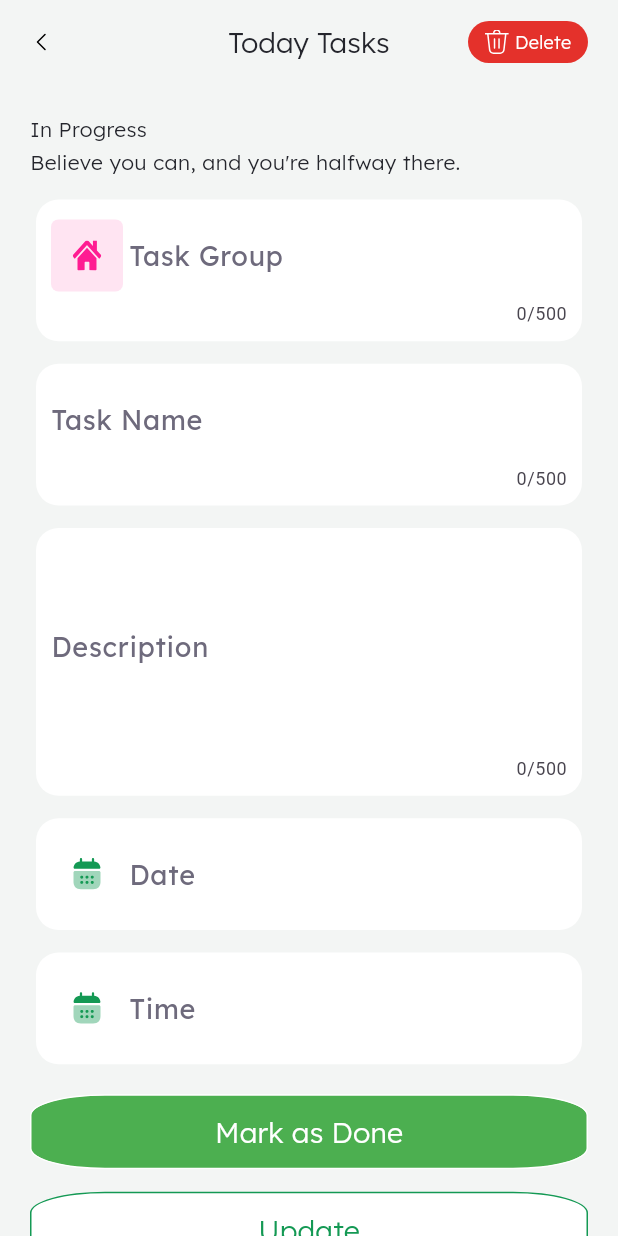
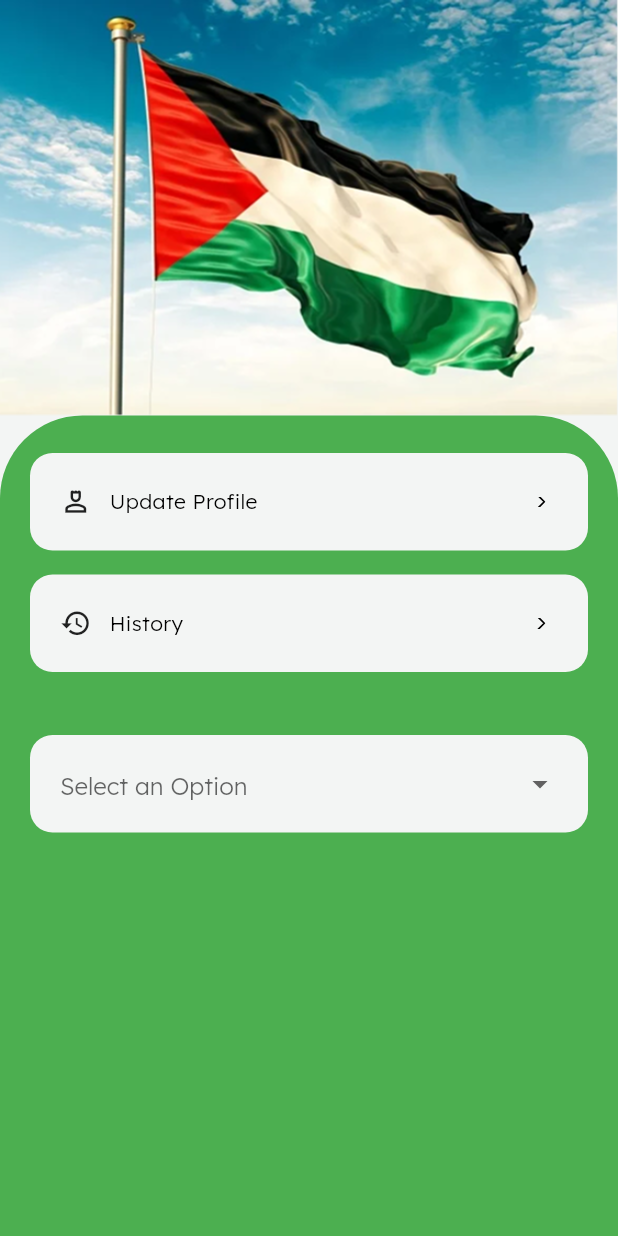
Before and after one commit to RafatMohamed/NTI_Project, a Flutter app: the screen it shows after launch, on a phone screen of 412 x 824 dp. Run offline on Flutter 3.47's test engine with Material 3 defaults, Android fonts, the phone set to English and light mode, and no system bars; our stand-ins replace flutter_svg.

Commit message:
Add Task in lib/pages/profile_page

```diff
--- a/lib/main.dart
+++ b/lib/main.dart
@@ -1,5 +1,7 @@
 import 'package:flutter/material.dart';
+import 'package:nti_proj/pages/profile_page.dart';
 import 'package:nti_proj/pages/task_text_form_page.dart';
+import 'package:nti_proj/pages/test_page_nti.dart';
 
 void main() {
   runApp(const MyApp());
@@ -22,7 +24,7 @@ class MyApp extends StatelessWidget {
       //   ),
       //   fontFamily: 'Lexend_Deca/LexendDeca-Regular.ttf',
       // ),
-      home: TaskTextFormPage(),
+      home: ProfilePage(),
     );
   }
 }
--- /dev/null
+++ b/lib/models/Icons/my_icons.dart
@@ -0,0 +1,10 @@
+
+abstract class MyIcons {
+  static const String iconBaseUrl  = "assets/ICons";
+  static const String iconCalendar  = "$iconBaseUrl/calendar.svg";
+  static const String iconarrow  = "$iconBaseUrl/iconamoon_arrow-up-2-thin.svg";
+  static const String iconDelete  = "$iconBaseUrl/IconDelet.svg";
+  static const String iconHome  = "$iconBaseUrl/iconHome.svg";
+  static const String iconWork  = "$iconBaseUrl/iconWork.svg";
+   static const String iconVector  = "$iconBaseUrl/Vector.svg";
+}
--- /dev/null
+++ b/lib/models/images/my_images.dart
@@ -0,0 +1,6 @@
+
+abstract class MyImages {
+  static const String imageBaseUrl  = "assets/img";
+  static const String imageFlagpalestine  = "$imageBaseUrl/ImagesFlag_pals.png";
+
+}
--- /dev/null
+++ b/lib/pages/profile_page.dart
@@ -0,0 +1,211 @@
+import 'package:flutter/material.dart';
+import 'package:flutter_svg/svg.dart';
+import 'package:nti_proj/models/Colors/my_colors.dart';
+import 'package:nti_proj/models/Icons/my_icons.dart';
+import 'package:nti_proj/models/images/my_images.dart';
+import 'package:nti_proj/widget/text_widget.dart';
+import '../widget/icon_svg_widget.dart';
+List <int> item=List.generate(4, (index) {
+  return index;
+},);
+class ProfilePage extends StatelessWidget {
+  const ProfilePage({super.key});
+
+  @override
+  Widget build(BuildContext context) {
+    return Scaffold(
+      backgroundColor: MyColors.backgroundScaffoldColor,
+      body:
+      SafeArea(
+        child: Column(
+          crossAxisAlignment: CrossAxisAlignment.start,
+          children: [
+            Image.asset(
+              "${MyImages.imageFlagpalestine}",
+              height: 277,
+              width: double.infinity,
+              fit: BoxFit.fill,
+            ),
+            Expanded(
+              child: Container(
+                decoration: BoxDecoration(
+                    color: Colors.green,
+                    borderRadius: BorderRadiusDirectional.only(
+                      topStart: Radius.circular(55),
+                      topEnd: Radius.circular(55),
+                    )),
+                child: Padding(
+                  padding: const EdgeInsets.symmetric(horizontal: 20, vertical: 25),
+                  child: Column(
+                    spacing: 16,
+                    children: [
+                      Container(
+                        padding:
+                            EdgeInsets.symmetric(horizontal: 20, vertical: 21),
+                        height: 65,
+                        decoration: BoxDecoration(
+                          borderRadius: BorderRadius.circular(15),
+                          color: MyColors.backgroundScaffoldColor,
+                        ),
+                        child: Row(
+                          mainAxisAlignment: MainAxisAlignment.spaceBetween,
+                          children: [
+                            Row(
+                              spacing: 12,
+                              children: [
+                                Icon(
+                                  Icons.person_4_outlined,
+                                  size: 21,
+                                ),
+                                TextWidget(
+                                  text: "Update Profile",
+                                  fontFamily: "LexendDeca",
+                                  fontWeight: FontWeight.w300,
+                                  fontSize: 14,
+                                ),
+                              ],
+                            ),
+                            IConSvgWidget(
+                              width: 24,
+                              height: 24,
+                              colorContanier: Colors.transparent,
+                              icon: IconButton(
+                                onPressed: () {},
+                                icon: SvgPicture.asset(
+                                  alignment: AlignmentDirectional.center,
+                                  height: 15,
+                                  width: 20,
+                                  MyIcons.iconVector,
+                                  fit: BoxFit.cover,
+                                ),
+                              ),
+                            ),
+                          ],
+                        ),
+                      ),
+                      Container(
+                        padding:
+                            EdgeInsets.symmetric(horizontal: 20, vertical: 21),
+                        height: 65,
+                        decoration: BoxDecoration(
+                          borderRadius: BorderRadius.circular(15),
+                          color: MyColors.backgroundScaffoldColor,
+                        ),
+                        child: Row(
+                          mainAxisAlignment: MainAxisAlignment.spaceBetween,
+                          children: [
+                            Row(
+                              spacing: 12,
+                              children: [
+                                Icon(
+                                  Icons.history_outlined,
+                                  size: 21,
+                                ),
+                                TextWidget(
+                                  text: "History",
+                                  fontFamily: "LexendDeca",
+                                  fontWeight: FontWeight.w300,
+                                  fontSize: 14,
+                                ),
+                              ],
+                            ),
+                            IConSvgWidget(
+                              width: 24,
+                              height: 24,
+                              colorContanier: Colors.transparent,
+                              icon: IconButton(
+                                onPressed: () {},
+                                icon: SvgPicture.asset(
+                                  alignment: AlignmentDirectional.center,
+                                  height: 15,
+                                  width: 20,
+                                  MyIcons.iconVector,
+                                  fit: BoxFit.cover,
+                                ),
+                              ),
+                            ),
+                          ],
+                        ),
+                      ),
+                      SizedBox(height: 10,),
+                      Container(
+                        padding: EdgeInsets.symmetric(horizontal: 20),
+                        decoration: BoxDecoration(
+                          color: MyColors.backgroundScaffoldColor,
+                          borderRadius: BorderRadius.circular(15),
+                        ),
+                        height: 65,
+                        child: Center(
+                          child: DropdownButtonFormField(
+                            decoration: InputDecoration(
+                              hintText: "Select an Option",
+                              hintStyle: TextStyle(
+                                fontFamily: "LexendDeca",
+                                fontWeight: FontWeight.w300,
+                                fontSize: 16,
+                                 color: Colors.black
+                              ),
+                              border: InputBorder.none,
+                            ),
+                            style: TextStyle(
+                              decoration: TextDecoration.none,
+                              fontFamily: "LexendDeca",
+                              fontWeight: FontWeight.w300,
+                              fontSize: 16,
+                            ),
+                            borderRadius: BorderRadius.circular(15),
+                            alignment: AlignmentDirectional.center,
+                            dropdownColor: MyColors.backgroundScaffoldColor,
+                            items: item.map((index) {
+                              return DropdownMenuItem(
+                                value: index,
+                                child: Column(
+                                  children: [
+                                    Row(
+                                      children: [
+                                        ClipRRect(
+                                          borderRadius: BorderRadius.circular(20),
+                                          child:
+                                          Image.asset(MyImages.imageFlagpalestine,width: 40,height: 40,fit: BoxFit.cover,),
+                                        ),
+                                        SizedBox(width: 15,),
+                                        Column(
+                                          crossAxisAlignment: CrossAxisAlignment.start,
+                                          children: [
+                                            TextWidget(
+                                              text: "Hello!",
+                                              fontFamily: "LexendDeca",
+                                              fontWeight: FontWeight.w300,
+                                              fontSize: 12,
+                                            ),
+                                            SizedBox(height: 5,),
+                                            TextWidget(
+                                              text: "Option $index",
+                                              fontFamily: "LexendDeca",
+                                              fontWeight: FontWeight.w300,
+                                              fontSize: 16,
+                                            ),
+                                          ],
+                                        ),
+
+                                      ],
+                                    ),
+                                  ],
+                                ) ,
+                              );
+                            },).toList(),
+                              onChanged:(value) {},
+                          ),
+                        ),
+                      ),
+                    ],
+                  ),
+                ),
+              ),
+            ),
+          ],
+        ),
+      ),
+    );
+  }
+}
--- a/lib/pages/task_text_form_page.dart
+++ b/lib/pages/task_text_form_page.dart
@@ -17,13 +17,14 @@ class TaskTextFormPage extends StatelessWidget {
       appBar: AppBar(
         backgroundColor: MyColors.backgroundScaffoldColor,
         leading: IConSvgWidget(
-          width: 24,
-          height: 24,
-          icon: SvgPicture.asset(
-            width: 10,
-            height: 5,
-            "assets/ICons/iconamoon_arrow-up-2-thin.svg",
-            fit: BoxFit.none,
+          // width: 24,
+          // height: 24,
+          icon: IconButton(
+            onPressed: (){},
+            icon: SvgPicture.asset(
+              "assets/ICons/iconamoon_arrow-up-2-thin.svg",
+              fit: BoxFit.cover,
+            ),
           ),
         ),
         title: TextWidget(
@@ -106,11 +107,17 @@ class TaskTextFormPage extends StatelessWidget {
                     ],
                   ),
                   TaskTextForm(
+                    hintText: "Home",
                     iconSuffix: true,
                     labelText: "Task Group",
                   ),
-                  TaskTextForm(iconSuffix: false, labelText: "Task Name"),
                   TaskTextForm(
+                    hintText: "Grocery Shopping App",
+                      iconSuffix: false,
+                      labelText: "Task Name",
+                  ),
+                  TaskTextForm(
+                    hintText: "Go for grocery to buy some products. Go for grocery to buy some products. Go for grocery to buy some products. Go for grocery to buy some products.",
                     iconSuffix: false,
                     labelText: "Description",
                     maxLine: 5,
--- /dev/null
+++ b/lib/pages/test_page_nti.dart
@@ -0,0 +1,19 @@
+import 'package:flutter/material.dart';
+
+List <int>  itemSt = [
+11,2,2,2,3,
+];
+class TestPageNti extends StatelessWidget {
+
+  @override
+  Widget build(BuildContext context) {
+
+    return Scaffold(
+      body: Center(
+        child: Image.network(
+            "https://www.filterforge.com/more/help/images/size200.jpg"
+        ),
+      ),
+    );
+  }
+}
--- a/lib/widget/text_button_widget.dart
+++ b/lib/widget/text_button_widget.dart
@@ -25,6 +25,9 @@ class TextButtonWidget extends StatelessWidget {
               top: Radius.elliptical(50, 14),
               bottom: Radius.elliptical(50, 14))),
       child: TextButton(
+        style: TextButton.styleFrom(
+          overlayColor: Colors.cyan,
+        ),
         onPressed: () {},
         child: Text(
           text,
--- a/lib/widget/text_form.dart
+++ b/lib/widget/text_form.dart
@@ -1,5 +1,6 @@
 import 'package:flutter/material.dart';
 import 'package:flutter_svg/svg.dart';
+import 'package:nti_proj/models/Icons/my_icons.dart';
 import '../models/Colors/my_colors.dart';
 import 'icon_svg_widget.dart';
 import 'package:flutter_svg/flutter_svg.dart';
@@ -11,26 +12,26 @@ class TaskTextForm extends StatelessWidget {
       this.iconSuffix = false,
       this.color = Colors.white,
       required this.labelText,
-      this.maxLine = 1});
-  final bool? iconSuffix;
+      this.maxLine = 1, required this.hintText});
+  final bool iconSuffix;
   final Color color;
   final String labelText;
+  final String hintText;
   final int maxLine;
   @override
   Widget build(BuildContext context) {
     return Container(
       decoration: BoxDecoration(
-        color: color,
+        color: Colors.white,
         borderRadius: BorderRadius.circular(15),
       ),
-      padding: EdgeInsetsDirectional.symmetric(horizontal: 10, vertical: 10),
+      padding: EdgeInsetsDirectional.symmetric(horizontal: 10, vertical: 20),
       margin: EdgeInsets.symmetric(horizontal: 4),
-      width: double.infinity,
       child: TextFormField(
         decoration: InputDecoration(
           border: InputBorder.none,
-          // contentPadding: EdgeInsetsDirectional.only(top: 10),
-          prefixIcon: iconSuffix!
+         contentPadding: EdgeInsetsDirectional.only(top: 10,bottom: 10),
+          icon: iconSuffix
               ? IConSvgWidget(
                   radius: 5,
                   width: 35,
@@ -39,7 +40,7 @@ class TaskTextForm extends StatelessWidget {
                   icon: SvgPicture.asset(
                     width: 19,
                     height: 19,
-                    "assets/ICons/iconHome.svg",
+                    MyIcons.iconHome,
                     fit: BoxFit.none,
                   ),
                 )
@@ -50,7 +51,7 @@ class TaskTextForm extends StatelessWidget {
             fontSize: 18,
             fontFamily: "LexendDeca",
           ),
-          hintText: "Home",
+          hintText: hintText,
           hintStyle: TextStyle(
             color: MyColors.textBlackColor,
             fontSize: 14,
@@ -60,7 +61,6 @@ class TaskTextForm extends StatelessWidget {
         ),
         keyboardType: TextInputType.multiline,
         maxLines: maxLine,
-        maxLength: 500,
         textInputAction: TextInputAction.newline,
         enableSuggestions: true,
         textAlign: TextAlign.start,
@@ -108,7 +108,7 @@ class TimeTextForm extends StatelessWidget {
                   icon: SvgPicture.asset(
                     width: 20,
                     height: 20,
-                    "assets/ICons/calendar.svg",
+                    MyIcons.iconCalendar,
                     // color: Color(0xff149954),
                     fit: BoxFit.none,
                   ),
@@ -192,7 +192,7 @@ class _TimeTextFormStState extends State<TimeTextFormSt> {
                   radius: 5,
                   colorContanier: Colors.transparent,
                   icon: SvgPicture.asset(
-                    "assets/ICons/calendar.svg",
+                    MyIcons.iconCalendar,
                     width: 20,
                     height: 20,
                     // color: const Color(0xff149954),
```
Also changed, not shown: pubspec.yaml (+2 -5 lines), assets/ICons/Vector.svg (added), assets/ICons/user (4) 2.svg (added), assets/img/ImagesFlag_pals.png (added), assets/img/user.png (added), 4 other files.
